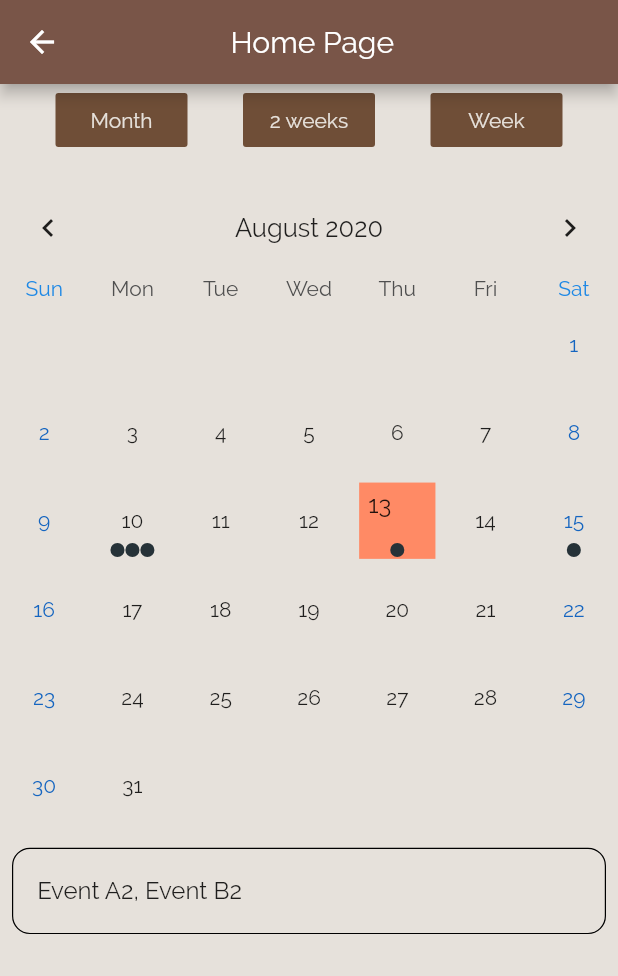
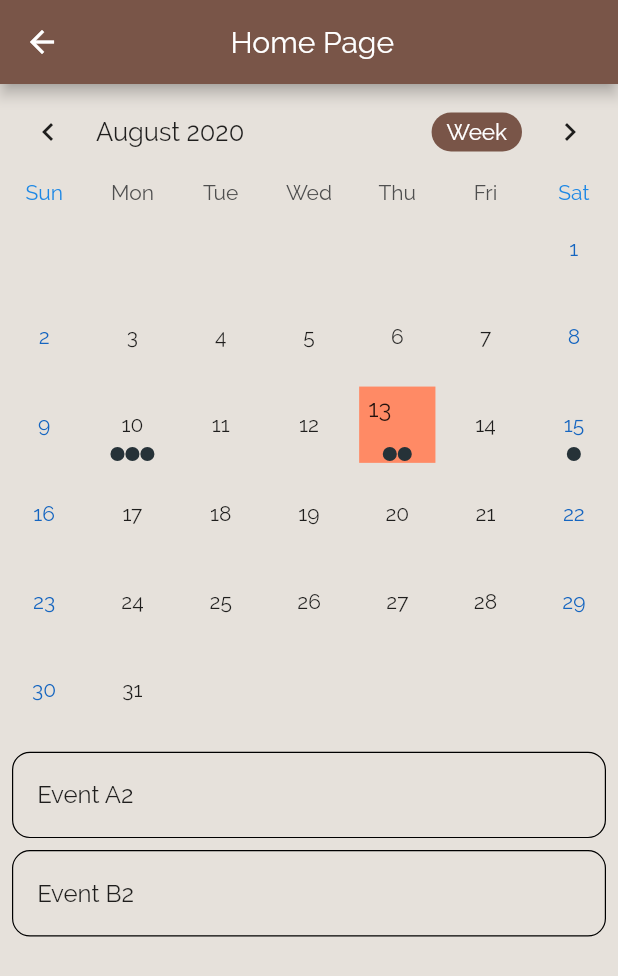
Before and after one commit to simp-modules-HackThis/procrastinay-mobile, a Flutter app: the HomePage screen opened by its route, on a phone screen of 412 x 824 dp. Shown: the top 976 px of the screen. Run offline on Flutter 3.47's test engine with Material 2 defaults, Android fonts, the phone set to English and light mode, and no system bars; drawn by our look-alikes of table_calendar; missing offline and left inert: zerker.

Commit message:
more compact ui

```diff
--- a/lib/screens/home/homepage.dart
+++ b/lib/screens/home/homepage.dart
@@ -44,7 +44,7 @@ class _HomePageState extends State<HomePage> with TickerProviderStateMixin {
         'Event C0'
       ],
       _selectedDay.add(Duration(days: 2)): ['Event A1'],
-      _selectedDay: ['Event A2, Event B2']
+      _selectedDay: ['Event A2', 'Event B2']
     };
 
     _selectedEvents = _events[_selectedDay] ?? [];
@@ -93,8 +93,6 @@ class _HomePageState extends State<HomePage> with TickerProviderStateMixin {
         body: Column(
           mainAxisSize: MainAxisSize.max,
           children: <Widget>[
-            _buildButtons(),
-            const SizedBox(height: 8.0),
             _buildTableCalendarWithBuilders(),
             const SizedBox(height: 8.0),
             Expanded(child: _buildEventList()),
@@ -112,8 +110,9 @@ class _HomePageState extends State<HomePage> with TickerProviderStateMixin {
       startingDayOfWeek: StartingDayOfWeek.sunday,
       availableGestures: AvailableGestures.all,
       availableCalendarFormats: const {
-        CalendarFormat.month: '',
-        CalendarFormat.week: '',
+        CalendarFormat.month: 'Month',
+        CalendarFormat.week: 'Week',
+        CalendarFormat.twoWeeks: '2 Weeks',
       },
       calendarStyle: CalendarStyle(
         outsideDaysVisible: false,
@@ -123,8 +122,12 @@ class _HomePageState extends State<HomePage> with TickerProviderStateMixin {
         weekendStyle: TextStyle().copyWith(color: Colors.blue[600]),
       ),
       headerStyle: HeaderStyle(
-        centerHeaderTitle: true,
-        formatButtonVisible: false,
+        formatButtonTextStyle:
+            TextStyle().copyWith(color: Colors.white, fontSize: 15.0),
+        formatButtonDecoration: BoxDecoration(
+          color: Colors.brown[500],
+          borderRadius: BorderRadius.circular(16.0),
+        ),
       ),
       builders: CalendarBuilders(
         selectedDayBuilder: (context, date, _) {
@@ -207,52 +210,6 @@ class _HomePageState extends State<HomePage> with TickerProviderStateMixin {
     );
   }
 
-  // Buttons to change between calendar week/2 weeks/month
-  Widget _buildButtons() {
-    return Column(
-      children: <Widget>[
-        Row(
-          mainAxisSize: MainAxisSize.max,
-          mainAxisAlignment: MainAxisAlignment.spaceEvenly,
-          children: <Widget>[
-            FlatButton(
-              child: Text('Month'),
-              color: Color(0xFF6F4E37),
-              textColor: Color(0xFFE6E1DB),
-              onPressed: () {
-                setState(() {
-                  _calendarController.setCalendarFormat(CalendarFormat.month);
-                });
-              },
-            ),
-            FlatButton(
-              child: Text('2 weeks'),
-              color: Color(0xFF6F4E37),
-              textColor: Color(0xFFE6E1DB),
-              onPressed: () {
-                setState(() {
-                  _calendarController
-                      .setCalendarFormat(CalendarFormat.twoWeeks);
-                });
-              },
-            ),
-            FlatButton(
-              child: Text('Week'),
-              color: Color(0xFF6F4E37),
-              textColor: Color(0xFFE6E1DB),
-              onPressed: () {
-                setState(() {
-                  _calendarController.setCalendarFormat(CalendarFormat.week);
-                });
-              },
-            ),
-          ],
-        ),
-        const SizedBox(height: 8.0),
-      ],
-    );
-  }
-
   // Builds the list of events for a given day
   Widget _buildEventList() {
     return ListView(
```
